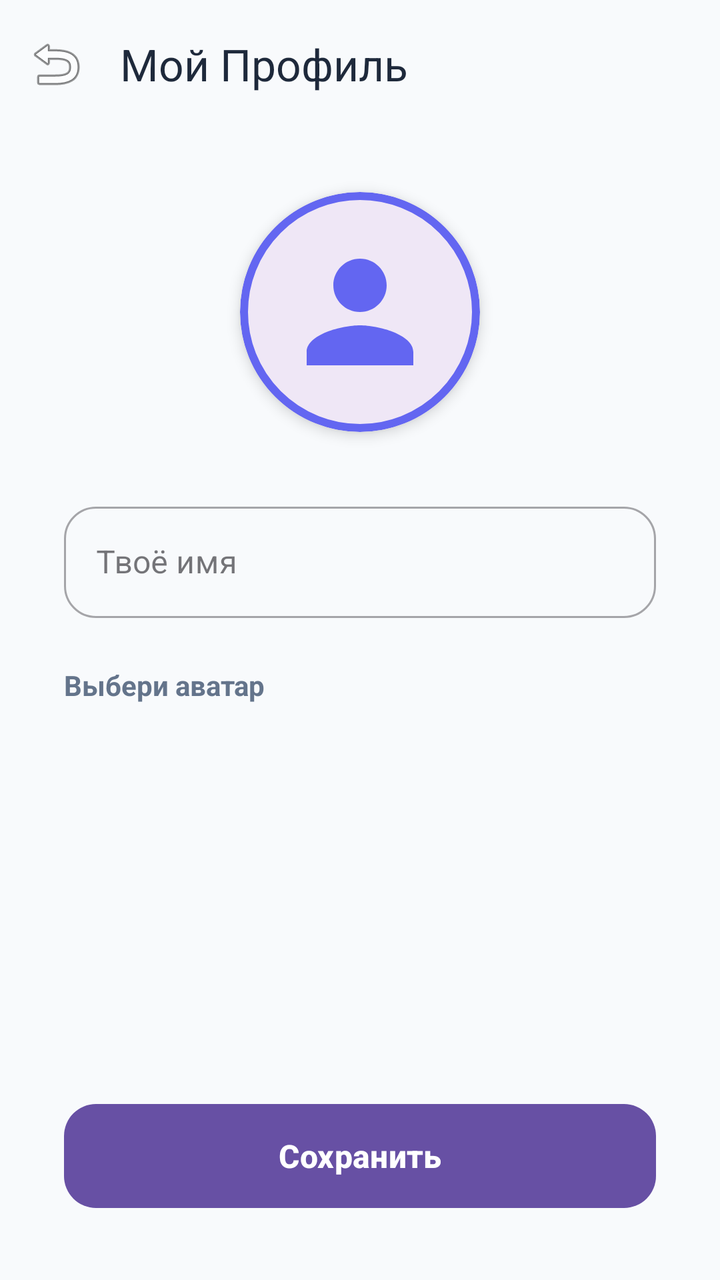
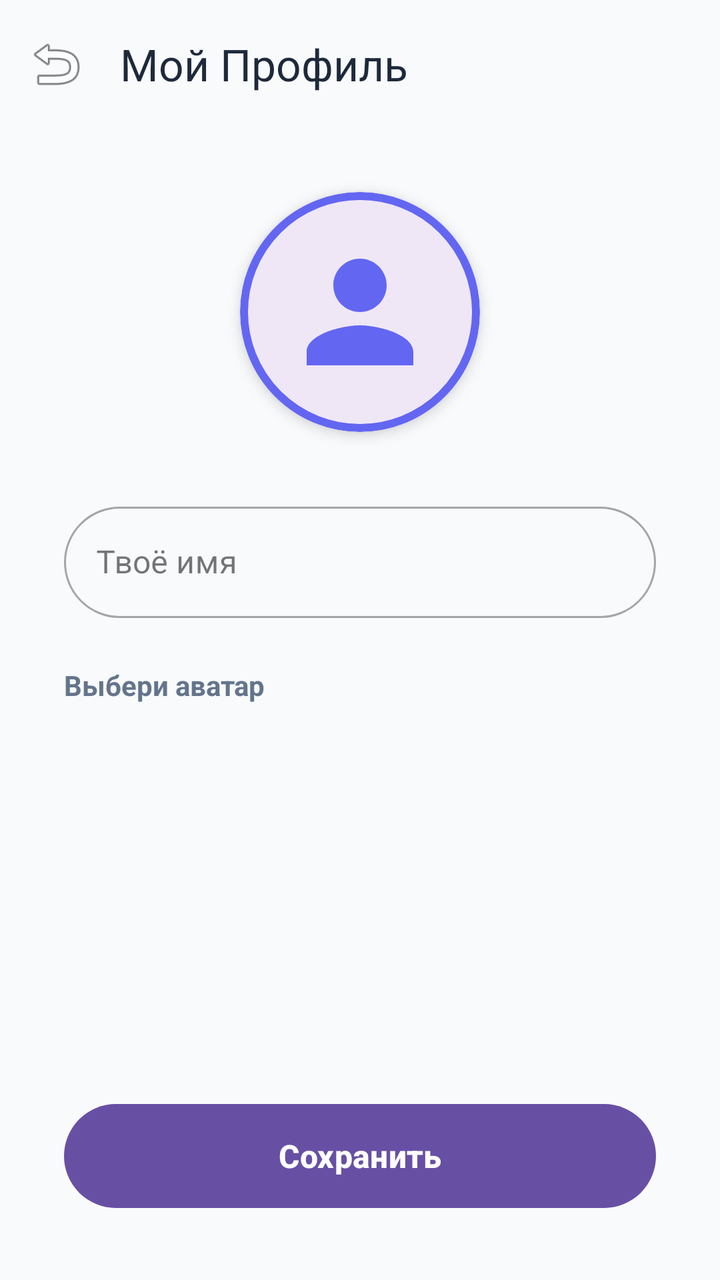

Compare the two renders of this Android layout. The source of the first and the diff that turns it into the second are given below.
<!-- AndroidManifest.xml: application theme Theme.Quiz -->
<!-- res/layout/activity_profile.xml -->
<?xml version="1.0" encoding="utf-8"?>
<androidx.constraintlayout.widget.ConstraintLayout xmlns:android="http://schemas.android.com/apk/res/android"
    xmlns:app="http://schemas.android.com/apk/res-auto"
    android:layout_width="match_parent"
    android:layout_height="match_parent"
    android:background="@color/gray_bg">

    <com.google.android.material.appbar.MaterialToolbar
        android:id="@+id/toolbar"
        android:layout_width="match_parent"
        android:layout_height="?attr/actionBarSize"
        app:layout_constraintTop_toTopOf="parent"
        app:navigationIcon="@android:drawable/ic_menu_revert"
        app:title="Мой Профиль"
        app:titleTextColor="@color/border_dark" />

    <com.google.android.material.card.MaterialCardView
        android:id="@+id/cardAvatar"
        android:layout_width="120dp"
        android:layout_height="120dp"
        android:layout_marginTop="32dp"
        app:cardCornerRadius="60dp"
        app:cardElevation="4dp"
        app:strokeWidth="4dp"
        app:strokeColor="@color/brand_purple"
        app:layout_constraintEnd_toEndOf="parent"
        app:layout_constraintStart_toStartOf="parent"
        app:layout_constraintTop_toBottomOf="@id/toolbar">

        <ImageView
            android:id="@+id/ivSelectedAvatar"
            android:layout_width="match_parent"
            android:layout_height="match_parent"
            android:padding="20dp"
            android:src="@drawable/ic_avatar_1" />
    </com.google.android.material.card.MaterialCardView>

    <com.google.android.material.textfield.TextInputLayout
        android:id="@+id/tlName"
        style="@style/Widget.MaterialComponents.TextInputLayout.OutlinedBox"
        android:layout_width="match_parent"
        android:layout_height="wrap_content"
        android:layout_marginHorizontal="32dp"
        android:layout_marginTop="32dp"
        android:hint="Твоё имя"
        app:boxCornerRadiusBottomEnd="16dp"
        app:boxCornerRadiusBottomStart="16dp"
        app:boxCornerRadiusTopEnd="16dp"
        app:boxCornerRadiusTopStart="16dp"
        app:layout_constraintTop_toBottomOf="@id/cardAvatar">

        <com.google.android.material.textfield.TextInputEditText
            android:id="@+id/etName"
            android:layout_width="match_parent"
            android:layout_height="wrap_content"
            android:inputType="textPersonName"
            android:maxLength="15" />
    </com.google.android.material.textfield.TextInputLayout>

    <TextView
        android:id="@+id/tvSelectTitle"
        android:layout_width="wrap_content"
        android:layout_height="wrap_content"
        android:layout_marginTop="24dp"
        android:text="Выбери аватар"
        android:textColor="@color/muted_gray"
        android:textStyle="bold"
        app:layout_constraintStart_toStartOf="@id/tlName"
        app:layout_constraintTop_toBottomOf="@id/tlName" />

    <GridLayout
        android:id="@+id/avatarGrid"
        android:layout_width="match_parent"
        android:layout_height="wrap_content"
        android:layout_marginHorizontal="32dp"
        android:layout_marginTop="16dp"
        android:columnCount="4"
        app:layout_constraintTop_toBottomOf="@id/tvSelectTitle">
        
    </GridLayout>

    <com.google.android.material.button.MaterialButton
        android:id="@+id/btnSaveProfile"
        android:layout_width="match_parent"
        android:layout_height="60dp"
        android:layout_marginHorizontal="32dp"
        android:layout_marginBottom="32dp"
        android:text="Сохранить"
        android:textSize="16sp"
        android:textStyle="bold"
        app:cornerRadius="16dp"
        app:layout_constraintBottom_toBottomOf="parent" />

</androidx.constraintlayout.widget.ConstraintLayout>
<!-- resources referenced by this layout -->
<resources>
  <color name="border_dark">#1E293B</color>
  <color name="brand_purple">#6366F1</color>
  <color name="gray_bg">#F8FAFC</color>
  <color name="muted_gray">#64748B</color>
  <!-- drawable ic_avatar_1 (drawable) -->
  <vector xmlns:android="http://schemas.android.com/apk/res/android"
      android:width="24dp"
      android:height="24dp"
      android:viewportWidth="24"
      android:viewportHeight="24">
    <path
        android:fillColor="#6366F1"
        android:pathData="M12,12c2.21,0 4,-1.79 4,-4s-1.79,-4 -4,-4 -4,1.79 -4,4 1.79,4 4,4zM12,14c-2.67,0 -8,1.34 -8,4v2h16v-2c0,-2.66 -5.33,-4 -8,-4z"/>
  </vector>
  <style name="Theme.Quiz" parent="Base.Theme.Quiz" />
  <style name="Base.Theme.Quiz" parent="Theme.Material3.Light.NoActionBar">
          
          
      </style>
</resources>

<!-- the commit's change to res/layout/activity_profile.xml (unified diff, before → after) -->
@@ -43,10 +43,10 @@
         android:layout_marginHorizontal="32dp"
         android:layout_marginTop="32dp"
         android:hint="Твоё имя"
-        app:boxCornerRadiusBottomEnd="16dp"
-        app:boxCornerRadiusBottomStart="16dp"
-        app:boxCornerRadiusTopEnd="16dp"
-        app:boxCornerRadiusTopStart="16dp"
+        app:boxCornerRadiusBottomEnd="32dp"
+        app:boxCornerRadiusBottomStart="32dp"
+        app:boxCornerRadiusTopEnd="32dp"
+        app:boxCornerRadiusTopStart="32dp"
         app:layout_constraintTop_toBottomOf="@id/cardAvatar">
 
         <com.google.android.material.textfield.TextInputEditText
@@ -88,7 +88,7 @@
         android:text="Сохранить"
         android:textSize="16sp"
         android:textStyle="bold"
-        app:cornerRadius="16dp"
+        app:cornerRadius="30dp"
         app:layout_constraintBottom_toBottomOf="parent" />
 
 </androidx.constraintlayout.widget.ConstraintLayout>
